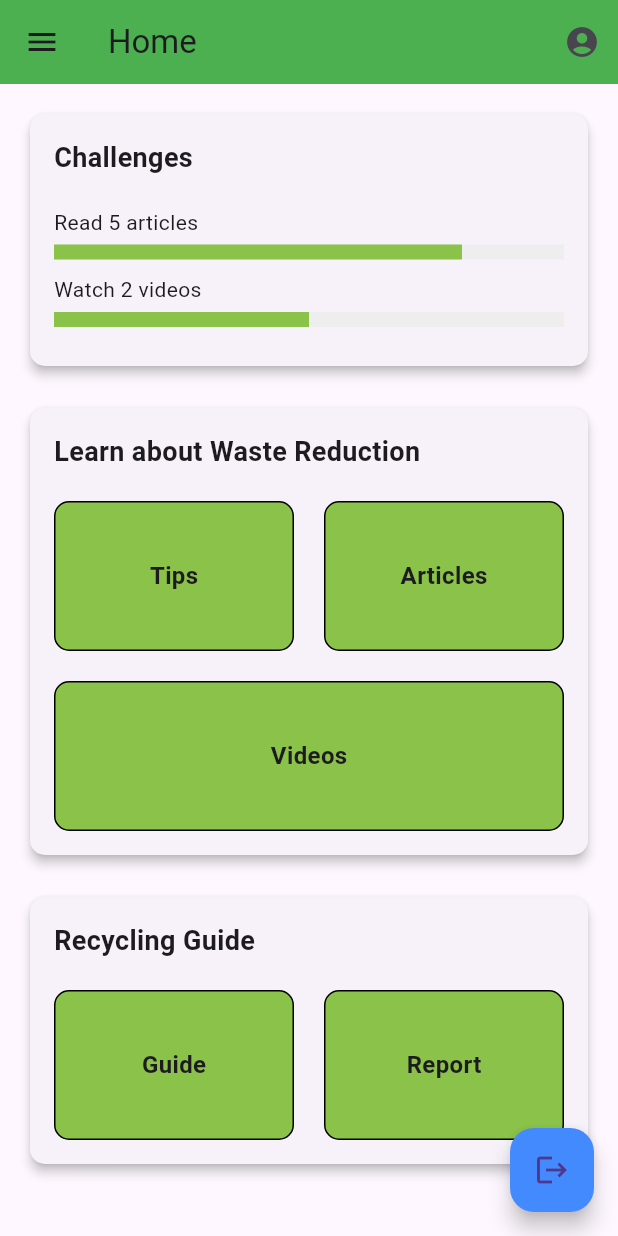
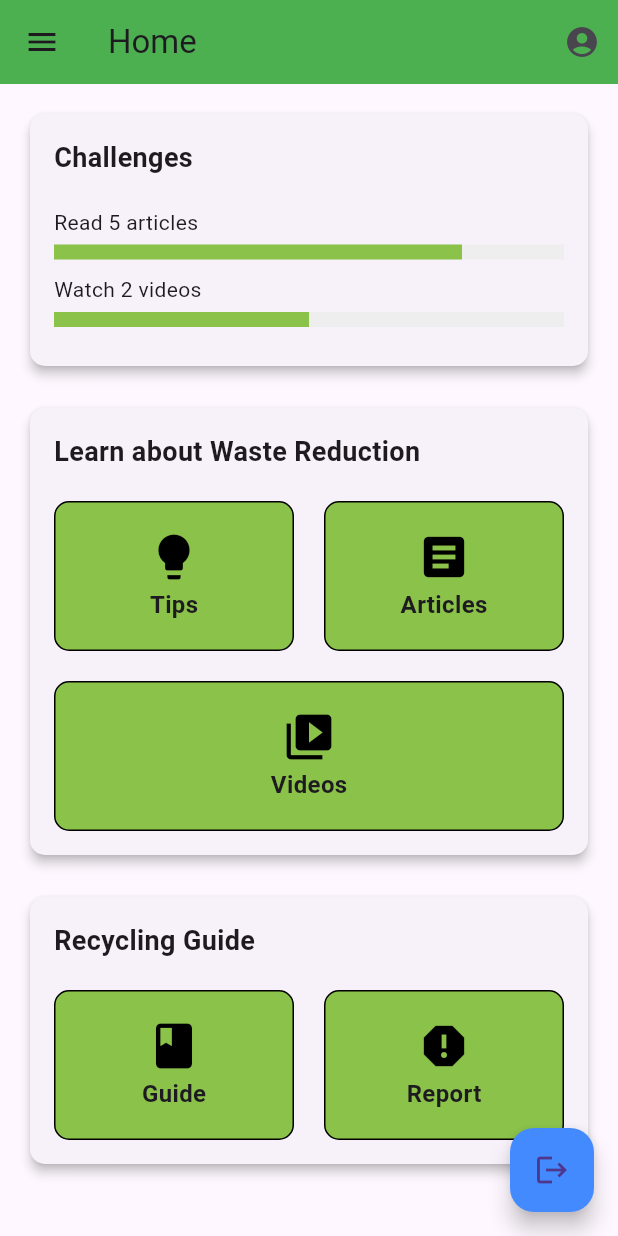
Before and after one commit to Hylander21st/madprojectfinal, a Flutter app: the screen it shows after launch, on a phone screen of 412 x 824 dp. Run offline on Flutter 3.47's test engine with Material 3 defaults, Android fonts, the phone set to English and light mode, and no system bars; our stand-ins replace cloud_firestore, firebase_auth, firebase_core, fluttertoast, get, image_picker and 2 more; accounts and stored records are empty.

Commit message:
Home + reports page edit

```diff
--- a/lib/screens/home_page.dart
+++ b/lib/screens/home_page.dart
@@ -111,14 +111,16 @@ class HomePage extends StatelessWidget {
                 Row(
                   children: [
                     Expanded(
-                      child: _buildLearnCardItem('Tips', onTap: () {
+                      child: _buildLearnCardItem('Tips', Icons.lightbulb,
+                          onTap: () {
                         // Handle tap for 'Tips'
                         print('Tips tapped!');
                       }),
                     ),
                     SizedBox(width: 20.0),
                     Expanded(
-                      child: _buildLearnCardItem('Articles', onTap: () {
+                      child: _buildLearnCardItem('Articles', Icons.article,
+                          onTap: () {
                         // Handle tap for 'Articles'
                         print('Articles tapped!');
                       }),
@@ -126,7 +128,7 @@ class HomePage extends StatelessWidget {
                   ],
                 ),
                 SizedBox(height: 20.0),
-                _buildLearnCardItem('Videos', onTap: () {
+                _buildLearnCardItem('Videos', Icons.video_library, onTap: () {
                   // Handle tap for 'Videos'
                   print('Videos tapped!');
                 }),
@@ -142,6 +144,7 @@ class HomePage extends StatelessWidget {
                     Expanded(
                       child: _buildRecyclingCardItem(
                         label: 'Guide',
+                        icon: Icons.book,
                         onTap: () {
                           Get.to(() => CentersAndItemsPage());
                         },
@@ -151,6 +154,7 @@ class HomePage extends StatelessWidget {
                     Expanded(
                       child: _buildRecyclingCardItem(
                         label: 'Report',
+                        icon: Icons.report,
                         onTap: () {
                           Get.to(() => ReportPage());
                         },
@@ -225,7 +229,7 @@ class HomePage extends StatelessWidget {
   }
 
   // Widget for building learn card items
-  Widget _buildLearnCardItem(String label, {Function onTap}) {
+  Widget _buildLearnCardItem(String label, IconData icon, {Function onTap}) {
     return GestureDetector(
       onTap: onTap,
       child: Opacity(
@@ -241,14 +245,22 @@ class HomePage extends StatelessWidget {
             ),
           ),
           padding: EdgeInsets.all(16.0),
-          child: Center(
-            child: Text(
+          child: Column(
+            mainAxisAlignment: MainAxisAlignment.spaceEvenly,
+            children: [
+              Icon(
+                icon,
+                size: 36.0,
+                color: Colors.black,
+              ),
+              Text(
                 label,
                 style: TextStyle(
                   fontSize: 16.0,
                   fontWeight: FontWeight.bold,
                 ),
               ),
+            ],
           ),
         ),
       ),
@@ -256,7 +268,8 @@ class HomePage extends StatelessWidget {
   }
 
   // Widget for building recycling guide card items
-  Widget _buildRecyclingCardItem({String label, Function onTap}) {
+  Widget _buildRecyclingCardItem(
+      {String label, IconData icon, Function onTap}) {
     return GestureDetector(
       onTap: onTap,
       child: Opacity(
@@ -272,14 +285,22 @@ class HomePage extends StatelessWidget {
             ),
           ),
           padding: EdgeInsets.all(16.0),
-          child: Center(
-            child: Text(
+          child: Column(
+            mainAxisAlignment: MainAxisAlignment.spaceEvenly,
+            children: [
+              Icon(
+                icon,
+                size: 36.0,
+                color: Colors.black,
+              ),
+              Text(
                 label,
                 style: TextStyle(
                   fontSize: 16.0,
                   fontWeight: FontWeight.bold,
                 ),
               ),
+            ],
           ),
         ),
       ),
--- a/lib/screens/reports.dart
+++ b/lib/screens/reports.dart
@@ -61,7 +61,14 @@ class ShowReportsPage extends StatelessWidget {
             itemCount: reports.length,
             itemBuilder: (context, index) {
               Report report = reports[index];
-              return ListTile(
+              return GestureDetector(
+                onTap: () {
+                  // Show edit report dialog when ListTile is tapped
+                  _showEditReportDialog(context, report);
+                },
+                child: Card(
+                  elevation: 3, // Add elevation for subtle shadow effect
+                  child: ListTile(
                     // Display report details in ListTile
                     leading: report.imageUrl.isNotEmpty
                         ? Image.memory(
@@ -72,10 +79,8 @@ class ShowReportsPage extends StatelessWidget {
                         : SizedBox.shrink(), // Hide leading widget if no image
                     title: Text(report.location),
                     subtitle: Text(report.description),
-                onTap: () {
-                  // Show edit report dialog when ListTile is tapped
-                  _showEditReportDialog(context, report);
-                },
+                  ),
+                ),
               );
             },
           );
```
Lines whose indentation alone changed are shown as unchanged.
